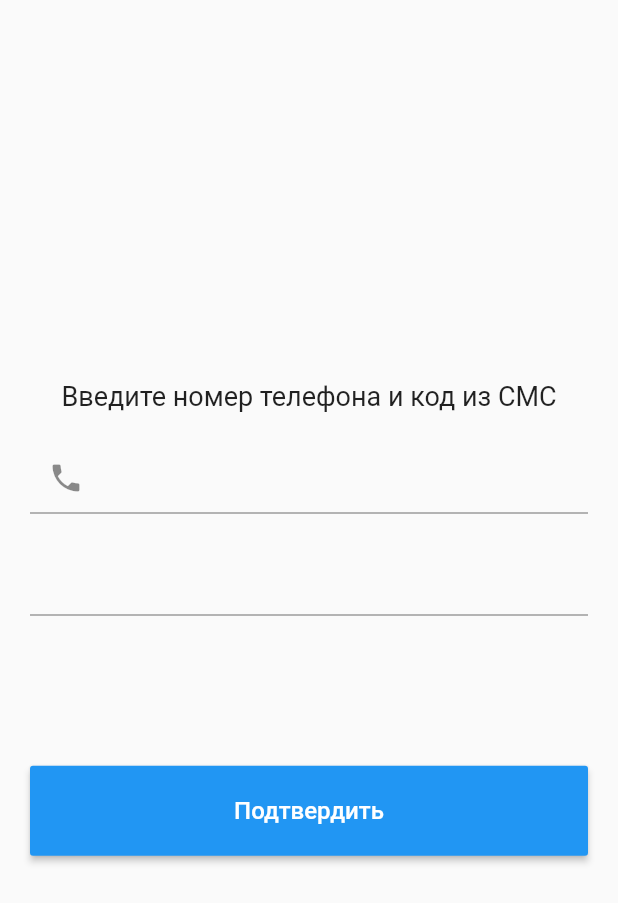
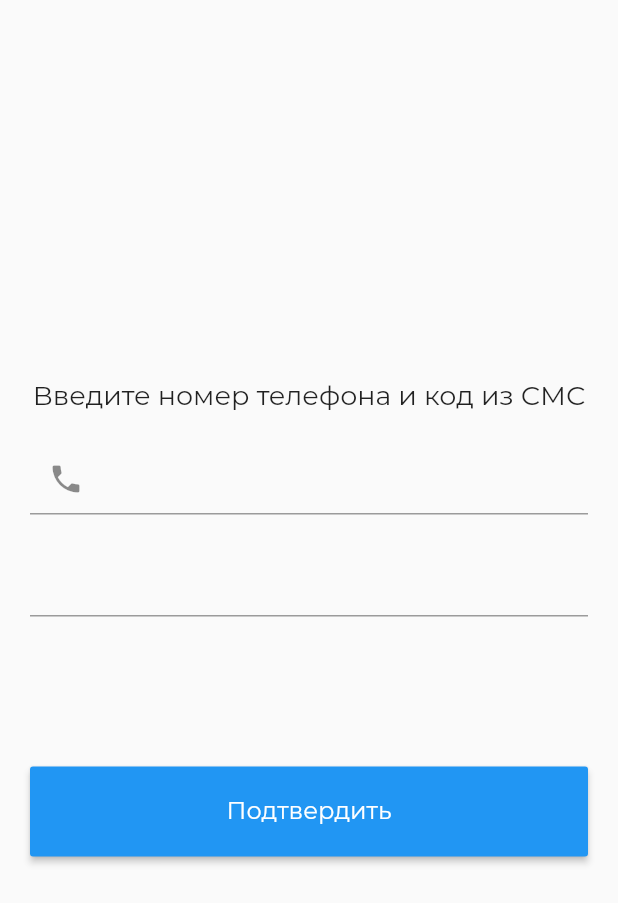
Before and after one commit to pretorean/corwey_flutter, a Flutter app: the screen it shows after launch, on a phone screen of 412 x 824 dp. Shown: the top 903 px of the screen. Run offline on Flutter 3.47's test engine with Material 2 defaults, Android fonts, the phone set to English and light mode, and no system bars.

Commit message:
Шрифты

```diff
--- a/lib/CorweyApp.dart
+++ b/lib/CorweyApp.dart
@@ -6,6 +6,11 @@ class CorweyApp extends StatelessWidget {
   Widget build(BuildContext context) {
     return MaterialApp(
       title: "Corwey Application",
+      theme: ThemeData(
+          brightness: Brightness.light,
+          primarySwatch: Colors.blue,
+          fontFamily: "Montserrat"
+      ),
       debugShowCheckedModeBanner: false,
       home: LoginPageActivity(),
     );
```
Also changed, not shown: pubspec.yaml (+13 -15 lines), assets/fonts/Montserrat-Bold.ttf (added), assets/fonts/Montserrat-Italic.ttf (added), assets/fonts/Montserrat-Regular.ttf (added), assets/images/logo.jpg (renamed from images/logo.jpg).
